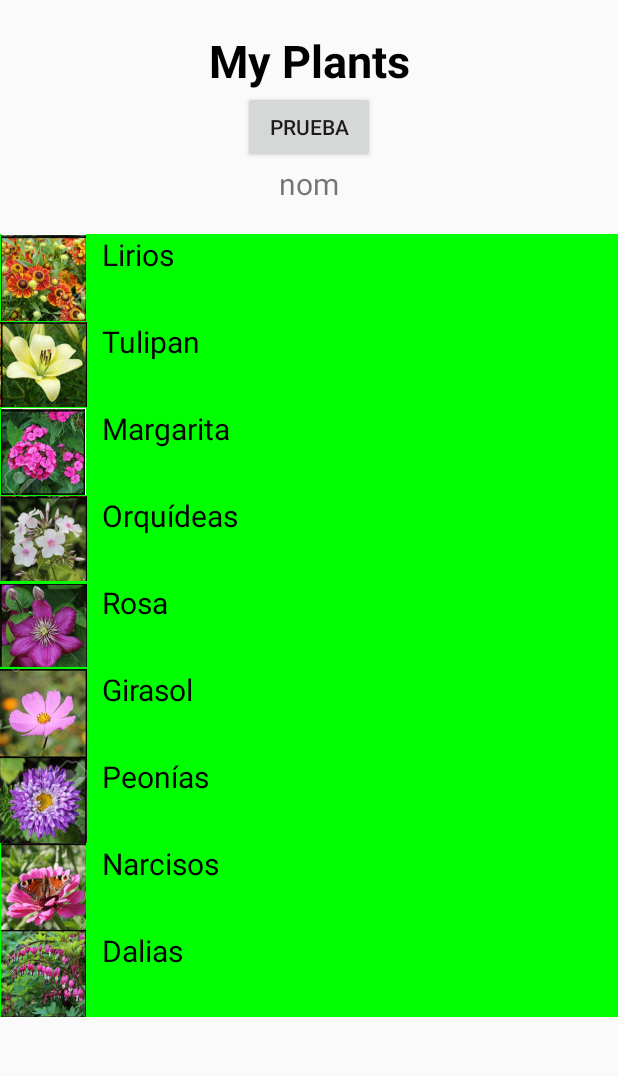
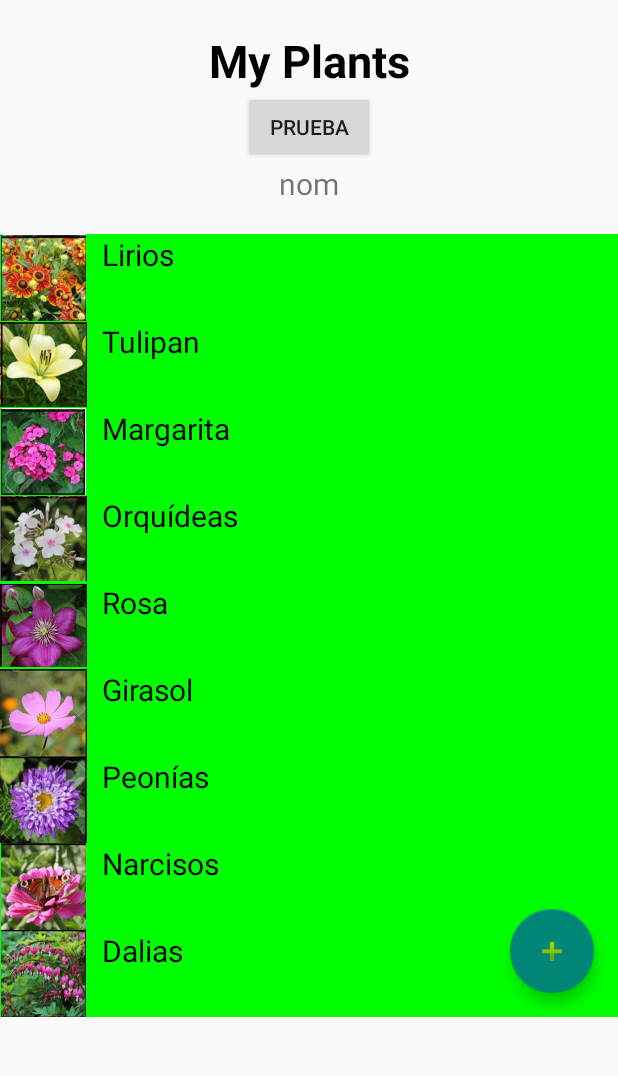
Before and after one commit to jerocen/Interfaces_Integradora, an Android app: the MyPlants screen opened directly, with no data from a screen before it, on a phone screen of 412 x 824 dp, the part 84-1160 px from its top. Run offline under Robolectric (Android 15) with nearby library versions, the phone set to English and light mode, and no system bars; Roboto replaces fonts that are not available here.

Commit message:
se hizo el bottomdialog para la creacion de la planta

```diff
--- a/app/src/main/java/com/example/interfaces_integradora/View/MyPlants.java
+++ b/app/src/main/java/com/example/interfaces_integradora/View/MyPlants.java
@@ -4,8 +4,11 @@ import android.content.Intent;
 import android.content.SharedPreferences;
 import android.os.Bundle;
 import android.util.Log;
+import android.view.LayoutInflater;
 import android.view.Menu;
 import android.view.MenuItem;
+import android.view.View;
+import android.view.ViewGroup;
 import android.widget.Button;
 import android.widget.Toast;
 
@@ -22,6 +25,8 @@ import com.example.interfaces_integradora.Models.AuthLogout;
 import com.example.interfaces_integradora.Models.ItemPlant;
 import com.example.interfaces_integradora.PlantsAdaptador;
 import com.example.interfaces_integradora.R;
+import com.google.android.material.bottomsheet.BottomSheetDialog;
+import com.google.android.material.floatingactionbutton.FloatingActionButton;
 import com.google.android.material.navigation.NavigationView;
 
 import java.util.ArrayList;
@@ -38,6 +43,8 @@ public class MyPlants extends AppCompatActivity implements NavigationView.OnNavi
 
     String token;
 
+    FloatingActionButton fab;
+
     @Override
     protected void onCreate(Bundle savedInstanceState) {
         super.onCreate(savedInstanceState);
@@ -50,6 +57,17 @@ public class MyPlants extends AppCompatActivity implements NavigationView.OnNavi
         navigationView = findViewById(R.id.nav_view);
         toolbar = findViewById(R.id.toolbar);
         buttonprueba = findViewById(R.id.buttonprueba);
+        fab = findViewById(R.id.fab);
+
+        fab.setOnClickListener(view -> {
+           BottomSheetDialog bottomSheetDialog = new BottomSheetDialog(MyPlants.this, R.style.BottomSheetStyle);
+           View sheetView = LayoutInflater.from(getApplicationContext())
+                   .inflate(R.layout.bottom_dialog,
+                           (ViewGroup) findViewById(R.id.container));
+
+           bottomSheetDialog.setContentView(sheetView);
+              bottomSheetDialog.show();
+        });
 
         setSupportActionBar(toolbar);
 
@@ -82,8 +100,6 @@ public class MyPlants extends AppCompatActivity implements NavigationView.OnNavi
         PlantsAdaptador adapter = new PlantsAdaptador(getApplicationContext(), itemPlants);
         recyclerView.setLayoutManager(new LinearLayoutManager(this));
         recyclerView.setAdapter(adapter);
-
-
     }
 
     @Override
--- /dev/null
+++ b/app/src/main/res/drawable/background_bottom.xml
@@ -0,0 +1,6 @@
+<?xml version="1.0" encoding="utf-8"?>
+<shape xmlns:android="http://schemas.android.com/apk/res/android">
+<corners android:topLeftRadius="50dp"
+    android:topRightRadius="50dp"/>
+<solid android:color="@color/white"/>
+</shape>
--- /dev/null
+++ b/app/src/main/res/drawable/downarrow.xml
@@ -0,0 +1,5 @@
+<vector android:height="24dp" android:tint="#000000"
+    android:viewportHeight="24" android:viewportWidth="24"
+    android:width="24dp" xmlns:android="http://schemas.android.com/apk/res/android">
+    <path android:fillColor="@android:color/white" android:pathData="M7.41,8.59L12,13.17l4.59,-4.58L18,10l-6,6 -6,-6 1.41,-1.41z"/>
+</vector>
--- a/app/src/main/res/layout/activity_my_plants.xml
+++ b/app/src/main/res/layout/activity_my_plants.xml
@@ -17,7 +17,8 @@ android:orientation="vertical"
             android:layout_gravity="start"
             android:fitsSystemWindows="true"
             app:headerLayout="@layout/header"
-            app:menu="@menu/main_menu" />
+            app:menu="@menu/main_menu"
+          />
 
 
     <ScrollView
@@ -88,6 +89,20 @@ android:orientation="vertical"
         app:layout_constraintEnd_toEndOf="parent"
         app:layout_constraintBottom_toBottomOf="parent"
         />
+
+        <com.google.android.material.floatingactionbutton.FloatingActionButton
+            android:id="@+id/fab"
+            android:layout_width="wrap_content"
+            android:layout_height="wrap_content"
+            android:layout_marginEnd="16dp"
+            android:layout_marginBottom="16dp"
+            android:clickable="true"
+            android:focusable="true"
+            android:src="@android:drawable/ic_input_add"
+            app:layout_constraintBottom_toBottomOf="parent"
+            app:layout_constraintEnd_toEndOf="parent"
+            android:contentDescription="Agregar" />
+
     </androidx.constraintlayout.widget.ConstraintLayout>
 
 
--- a/app/src/main/res/values/themes.xml
+++ b/app/src/main/res/values/themes.xml
@@ -6,4 +6,14 @@
     </style>
 
     <style name="Theme.Interfaces_Integradora" parent="Base.Theme.Interfaces_Integradora" />
+
+    <style name="BottomSheetStyle" parent="Theme.Design.Light.BottomSheetDialog">
+        <item name="bottomSheetStyle">@style/BottomSheetDialogTheme</item>
+    </style>
+
+    <style name="BottomSheetDialogTheme" parent="Theme.Design.Light.BottomSheetDialog">
+        <item name="background">@android:color/transparent</item>
+    </style>
+
+
 </resources>
```
Also changed, not shown: app/src/main/res/layout/bottom_dialog.xml (added, +65 -0 lines).
